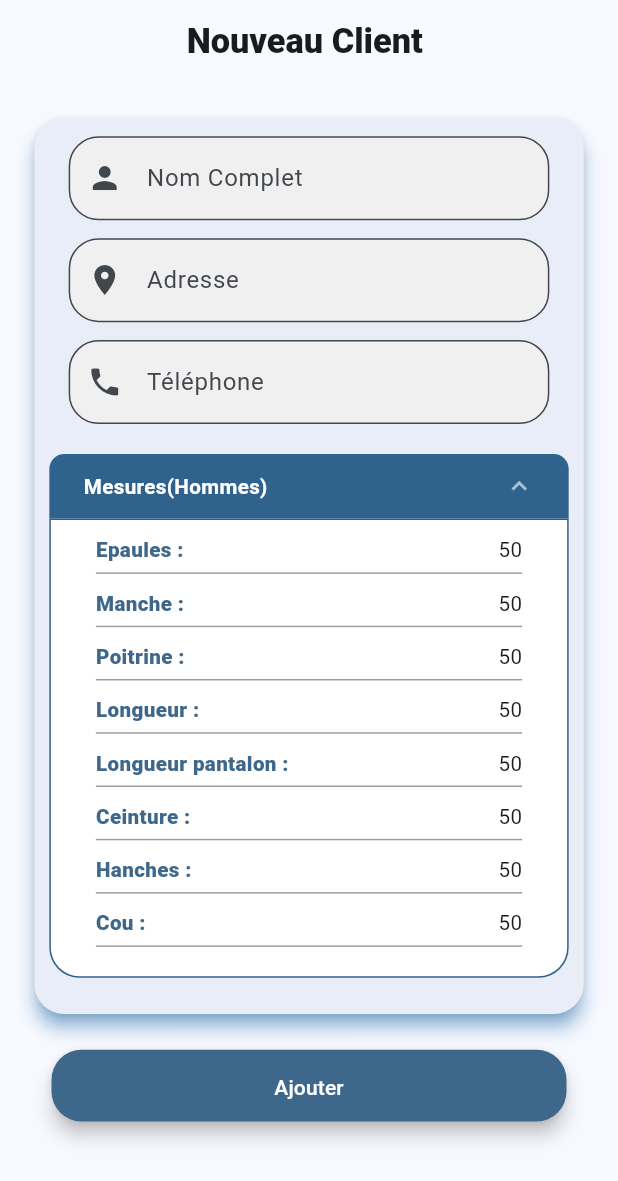
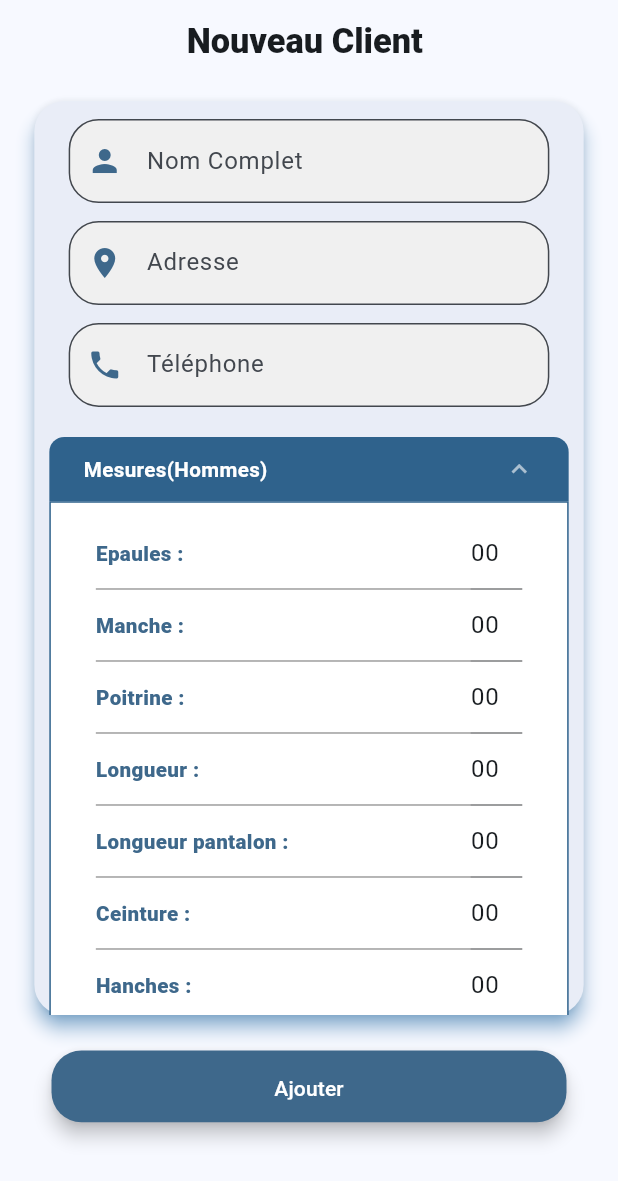
Before and after one commit to Saidou-Adama-Ndaye/gestion_tailleur, a Flutter app: the screen it shows after launch, on a phone screen of 412 x 824 dp. Shown: the top 1181 px of the screen. Run offline on Flutter 3.47's test engine with Material 3 defaults, Android fonts, the light colour scheme and no system bars; drawn by our look-alikes of accordion; our stand-ins replace device_preview, dropdown_button2, flutter_screenutil, flutter_svg, font_awesome_flutter, getwidget and 1 more.

Commit message:
correction nouveau client

```diff
--- /dev/null
+++ b/lib/pages/commandes/nouveeau_client/mesure_form.dart
@@ -0,0 +1,251 @@
+import 'package:flutter/material.dart';
+import 'package:flutter_screenutil/flutter_screenutil.dart';
+
+class MesureForm extends StatelessWidget {
+  const MesureForm({Key? key});
+
+  @override
+  Widget build(BuildContext context) {
+    return Padding(
+      padding: const EdgeInsets.symmetric(horizontal: 20.0),
+      // LE ROW QUI CONTIENT LE MODEL, LE TISSU ET LA LIVRAISON
+      child: Column(
+        children: [
+          Row(
+            mainAxisAlignment: MainAxisAlignment.spaceBetween,
+            children: [
+              Text(
+                'Epaules : ',
+                style: TextStyle(
+                  fontSize: 12.sp,
+                  color: const Color.fromARGB(255, 62, 104, 139),
+                  fontWeight: FontWeight.w900,
+                ),
+              ),
+              SizedBox(
+                width: 30.w,
+                child: TextFormField(
+                  initialValue: '00',
+                  keyboardType: TextInputType.number,
+                  onChanged: (value) {
+                    // Vous pouvez utiliser cette fonction pour récupérer la valeur saisie
+                    print('Nouvelle valeur des épaules : $value');
+                  },
+                ),
+              ),
+            ],
+          ),
+          const Divider(
+            thickness: 1,
+            height: 0,
+            color: Colors.grey,
+          ),
+          Row(
+            mainAxisAlignment: MainAxisAlignment.spaceBetween,
+            children: [
+              Text(
+                'Manche : ',
+                style: TextStyle(
+                  fontSize: 12.sp,
+                  color: const Color.fromARGB(255, 62, 104, 139),
+                  fontWeight: FontWeight.w900,
+                ),
+              ),
+              SizedBox(
+                width: 30.w,
+                child: TextFormField(
+                  initialValue: '00',
+                  keyboardType: TextInputType.number,
+                  onChanged: (value) {
+                    // Vous pouvez utiliser cette fonction pour récupérer la valeur saisie
+                    print('Nouvelle valeur des manches : $value');
+                  },
+                ),
+              ),
+            ],
+          ),
+          const Divider(
+            thickness: 1,
+            height: 0,
+            color: Colors.grey,
+          ),
+          Row(
+            mainAxisAlignment: MainAxisAlignment.spaceBetween,
+            children: [
+              Text(
+                'Poitrine : ',
+                style: TextStyle(
+                  fontSize: 12.sp,
+                  color: const Color.fromARGB(255, 62, 104, 139),
+                  fontWeight: FontWeight.w900,
+                ),
+              ),
+              SizedBox(
+                width: 30.w,
+                child: TextFormField(
+                  initialValue: '00',
+                  keyboardType: TextInputType.number,
+                  onChanged: (value) {
+                    // Vous pouvez utiliser cette fonction pour récupérer la valeur saisie
+                    print('Nouvelle valeur de la poitrine : $value');
+                  },
+                ),
+              ),
+            ],
+          ),
+          const Divider(
+            thickness: 1,
+            height: 0,
+            color: Colors.grey,
+          ),
+          Row(
+            mainAxisAlignment: MainAxisAlignment.spaceBetween,
+            children: [
+              Text(
+                'Longueur : ',
+                style: TextStyle(
+                  fontSize: 12.sp,
+                  color: const Color.fromARGB(255, 62, 104, 139),
+                  fontWeight: FontWeight.w900,
+                ),
+              ),
+              SizedBox(
+                width: 30.w,
+                child: TextFormField(
+                  initialValue: '00',
+                  keyboardType: TextInputType.number,
+                  onChanged: (value) {
+                    // Vous pouvez utiliser cette fonction pour récupérer la valeur saisie
+                    print('Nouvelle valeur de la longueur : $value');
+                  },
+                ),
+              ),
+            ],
+          ),
+          const Divider(
+            thickness: 1,
+            height: 0,
+            color: Colors.grey,
+          ),
+          Row(
+            mainAxisAlignment: MainAxisAlignment.spaceBetween,
+            children: [
+              Text(
+                'Longueur pantalon : ',
+                style: TextStyle(
+                  fontSize: 12.sp,
+                  color: const Color.fromARGB(255, 62, 104, 139),
+                  fontWeight: FontWeight.w900,
+                ),
+              ),
+              SizedBox(
+                width: 30.w,
+                child: TextFormField(
+                  initialValue: '00',
+                  keyboardType: TextInputType.number,
+                  onChanged: (value) {
+                    // Vous pouvez utiliser cette fonction pour récupérer la valeur saisie
+                    print(
+                        'Nouvelle valeur de la longueur du pantalon : $value');
+                  },
+                ),
+              ),
+            ],
+          ),
+          const Divider(
+            thickness: 1,
+            height: 0,
+            color: Colors.grey,
+          ),
+          Row(
+            mainAxisAlignment: MainAxisAlignment.spaceBetween,
+            children: [
+              Text(
+                'Ceinture : ',
+                style: TextStyle(
+                  fontSize: 12.sp,
+                  color: const Color.fromARGB(255, 62, 104, 139),
+                  fontWeight: FontWeight.w900,
+                ),
+              ),
+              SizedBox(
+                width: 30.w,
+                child: TextFormField(
+                  initialValue: '00',
+                  keyboardType: TextInputType.number,
+                  onChanged: (value) {
+                    // Vous pouvez utiliser cette fonction pour récupérer la valeur saisie
+                    print('Nouvelle valeur de la ceinture : $value');
+                  },
+                ),
+              ),
+            ],
+          ),
+          const Divider(
+            thickness: 1,
+            height: 0,
+            color: Colors.grey,
+          ),
+          Row(
+            mainAxisAlignment: MainAxisAlignment.spaceBetween,
+            children: [
+              Text(
+                'Hanches : ',
+                style: TextStyle(
+                  fontSize: 12.sp,
+                  color: const Color.fromARGB(255, 62, 104, 139),
+                  fontWeight: FontWeight.w900,
+                ),
+              ),
+              SizedBox(
+                width: 30.w,
+                child: TextFormField(
+                  initialValue: '00',
+                  keyboardType: TextInputType.number,
+                  onChanged: (value) {
+                    // Vous pouvez utiliser cette fonction pour récupérer la valeur saisie
+                    print('Nouvelle valeur des hanches : $value');
+                  },
+                ),
+              ),
+            ],
+          ),
+          const Divider(
+            thickness: 1,
+            height: 0,
+            color: Colors.grey,
+          ),
+          Row(
+            mainAxisAlignment: MainAxisAlignment.spaceBetween,
+            children: [
+              Text(
+                'Cou : ',
+                style: TextStyle(
+                  fontSize: 12.sp,
+                  color: const Color.fromARGB(255, 62, 104, 139),
+                  fontWeight: FontWeight.w900,
+                ),
+              ),
+              SizedBox(
+                width: 30.w,
+                child: TextFormField(
+                  initialValue: '00',
+                  keyboardType: TextInputType.number,
+                  onChanged: (value) {
+                    // Vous pouvez utiliser cette fonction pour récupérer la valeur saisie
+                    print('Nouvelle valeur du cou : $value');
+                  },
+                ),
+              ),
+            ],
+          ),
+          const Divider(
+            thickness: 1,
+            height: 0,
+            color: Colors.grey,
+          ),
+        ],
+      ),
+    );
+  }
+}
--- a/lib/pages/commandes/nouveeau_client/my_form.dart
+++ b/lib/pages/commandes/nouveeau_client/my_form.dart
@@ -18,7 +18,10 @@ class _MyFormState extends State<MyForm> {
             child: TextFormField(
               decoration: InputDecoration(
                 labelText: 'Nom Complet',
-                prefixIcon: Icon(Icons.person),
+                prefixIcon: const Icon(
+                  Icons.person,
+                  color: Color.fromARGB(255, 62, 104, 139),
+                ),
                 filled: true,
                 fillColor: const Color.fromARGB(255, 240, 240, 240),
                 border: OutlineInputBorder(
@@ -26,8 +29,8 @@ class _MyFormState extends State<MyForm> {
                 ),
                 focusedBorder: OutlineInputBorder(
                   borderRadius: BorderRadius.circular(20.0),
-                  borderSide: BorderSide(
-                    color: const Color.fromARGB(255, 62, 104, 139),
+                  borderSide: const BorderSide(
+                    color: Color.fromARGB(255, 62, 104, 139),
                   ),
                 ),
               ),
@@ -39,7 +42,10 @@ class _MyFormState extends State<MyForm> {
             child: TextFormField(
               decoration: InputDecoration(
                 labelText: 'Adresse',
-                prefixIcon: Icon(Icons.location_on),
+                prefixIcon: const Icon(
+                  Icons.location_on,
+                  color: Color.fromARGB(255, 62, 104, 139),
+                ),
                 filled: true,
                 fillColor: const Color.fromARGB(255, 240, 240, 240),
                 border: OutlineInputBorder(
@@ -47,8 +53,8 @@ class _MyFormState extends State<MyForm> {
                 ),
                 focusedBorder: OutlineInputBorder(
                   borderRadius: BorderRadius.circular(20.0),
-                  borderSide: BorderSide(
-                    color: const Color.fromARGB(255, 62, 104, 139),
+                  borderSide: const BorderSide(
+                    color: Color.fromARGB(255, 62, 104, 139),
                   ),
                 ),
               ),
@@ -60,7 +66,10 @@ class _MyFormState extends State<MyForm> {
             child: TextFormField(
               decoration: InputDecoration(
                 labelText: 'Téléphone',
-                prefixIcon: Icon(Icons.phone),
+                prefixIcon: const Icon(
+                  Icons.phone,
+                  color: Color.fromARGB(255, 62, 104, 139),
+                ),
                 filled: true,
                 fillColor: const Color.fromARGB(255, 240, 240, 240),
                 border: OutlineInputBorder(
@@ -68,8 +77,8 @@ class _MyFormState extends State<MyForm> {
                 ),
                 focusedBorder: OutlineInputBorder(
                   borderRadius: BorderRadius.circular(20.0),
-                  borderSide: BorderSide(
-                    color: const Color.fromARGB(255, 62, 104, 139),
+                  borderSide: const BorderSide(
+                    color: Color.fromARGB(255, 62, 104, 139),
                   ),
                 ),
               ),
--- a/lib/pages/commandes/nouveeau_client/nouveau_client.dart
+++ b/lib/pages/commandes/nouveeau_client/nouveau_client.dart
@@ -1,8 +1,8 @@
 import 'package:accordion/accordion.dart';
 import 'package:flutter/material.dart';
 import 'package:flutter_screenutil/flutter_screenutil.dart';
+import 'package:sn_tailleur/pages/commandes/nouveeau_client/mesure_form.dart';
 import 'package:sn_tailleur/pages/commandes/nouveeau_client/my_form.dart';
-import 'package:sn_tailleur/pages/user_profil_details/mesures_content.dart';
 
 class NouvelleClient extends StatefulWidget {
   const NouvelleClient({
@@ -32,7 +32,7 @@ class _NouvelleClientState extends State<NouvelleClient> {
         children: [
           Card(
             margin: EdgeInsets.only(
-              top: 20.sp,
+              top: 10.sp,
               left: 20.sp,
               right: 20.sp,
             ),
@@ -43,7 +43,7 @@ class _NouvelleClientState extends State<NouvelleClient> {
               borderRadius: BorderRadius.circular(20.0), // Coins arrondis
             ),
             child: Container(
-              height: 500.h,
+              height: 510.h,
               child: Column(
                 children: [
                   MyForm(),
@@ -64,7 +64,7 @@ class _NouvelleClientState extends State<NouvelleClient> {
                             vertical: 10.sp,
                             horizontal: 20.sp,
                           ),
-                          content: const MesuresContent(),
+                          content: const MesureForm(),
                         ),
                       ],
                     ),
```
